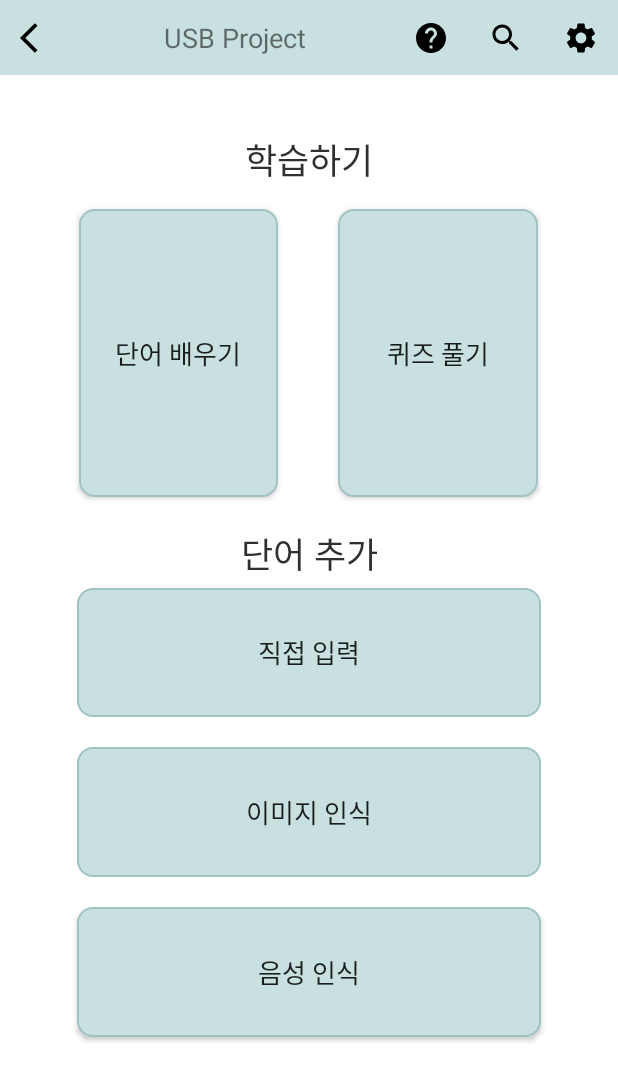
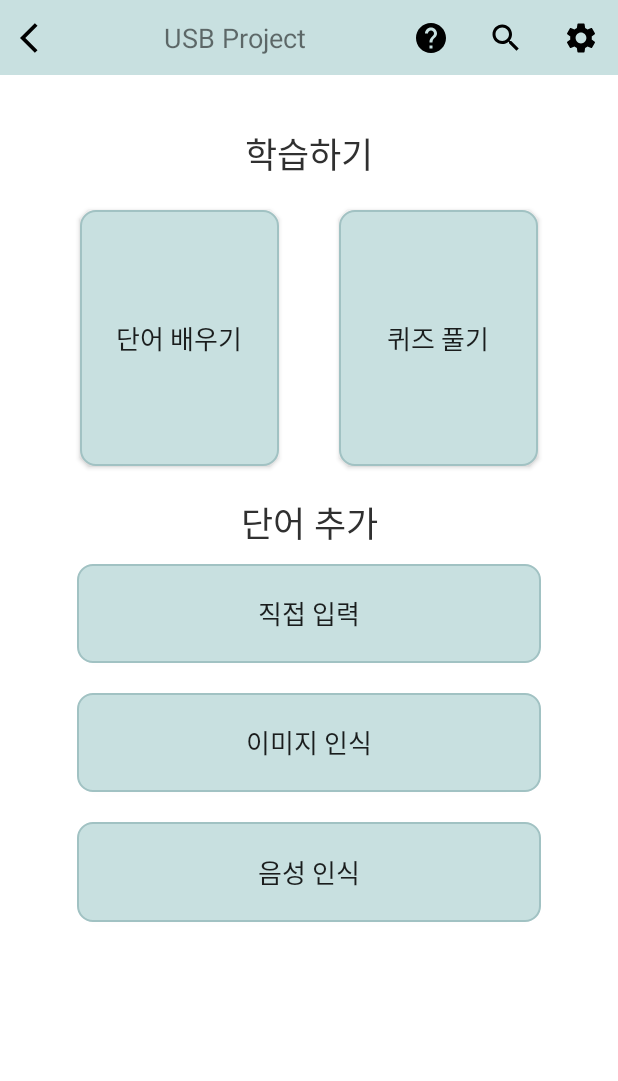
Before and after one commit to jaewon1778/USB, an Android app: the screen it shows after launch (MainActivity), on a phone screen of 412 x 824 dp. Shown: the top 1081 px of the screen. Run offline under Robolectric (Android 15) with nearby library versions, the light colour scheme and no system bars.

Commit message:
출력부 완료, 불편한 부분 수정 완료

```diff
--- a/app/build.gradle
+++ b/app/build.gradle
@@ -35,6 +35,7 @@ dependencies {
     implementation 'androidx.appcompat:appcompat:1.4.2'
     implementation 'com.google.android.material:material:1.6.1'
     implementation 'androidx.constraintlayout:constraintlayout:2.1.4'
+    implementation 'androidx.legacy:legacy-support-v4:1.0.0'
     testImplementation 'junit:junit:4.13.2'
     androidTestImplementation 'androidx.test.ext:junit:1.1.3'
     androidTestImplementation 'androidx.test.espresso:espresso-core:3.4.0'
--- a/app/src/main/java/com/example/usb_java_ui/MainActivity.java
+++ b/app/src/main/java/com/example/usb_java_ui/MainActivity.java
@@ -6,6 +6,7 @@ import android.os.Bundle;
 import android.view.View;
 import android.content.Intent;
 import android.widget.Button;
+import android.widget.TextView;
 
 public class MainActivity extends AppCompatActivity {
 
@@ -13,6 +14,7 @@ public class MainActivity extends AppCompatActivity {
     protected void onCreate(Bundle savedInstanceState) {
         super.onCreate(savedInstanceState);
         setContentView(R.layout.activity_main);
+
 
         Button learning_word = (Button) findViewById(R.id.learning_word);
         learning_word.setOnClickListener(new View.OnClickListener() {
--- a/app/src/main/res/layout/activity_main.xml
+++ b/app/src/main/res/layout/activity_main.xml
@@ -29,12 +29,14 @@
 
 
     <TextView
+        android:id="@+id/txt_study"
         android:layout_width="match_parent"
-        android:layout_height="0dp"
-        android:layout_weight="0.04"
+        android:layout_height="wrap_content"
+
         android:text="@string/study"
         style="@style/txt_title"
         />
+
 
     <LinearLayout
         android:layout_width="match_parent"
@@ -44,11 +46,6 @@
         android:weightSum="1"
         android:gravity="center"
         >
-        <Space
-            android:layout_width="0dp"
-            android:layout_height="match_parent"
-            android:layout_weight="0.1"
-            tools:ignore="NestedWeights" />
         <Button
             android:id="@+id/learning_word"
             android:layout_width="0dp"
@@ -57,7 +54,7 @@
             android:text="@string/learning_word"
             style="@style/btn_study"
             android:background="@drawable/button_study"
-            />
+            tools:ignore="NestedWeights" />
         <Button
             android:id="@+id/quiz"
             android:layout_width="0dp"
@@ -68,18 +65,15 @@
             android:background="@drawable/button_study"
 
             />
-        <Space
-            android:layout_width="0dp"
-            android:layout_height="match_parent"
-            android:layout_weight="0.1"
-            />
+
 
     </LinearLayout>
 
     <TextView
+        android:id="@+id/txt_addWord"
         android:layout_width="match_parent"
-        android:layout_height="0dp"
-        android:layout_weight="0.04"
+        android:layout_height="wrap_content"
+
         android:text="@string/add_word"
         style="@style/txt_title"
         />
@@ -87,7 +81,7 @@
     <LinearLayout
         android:layout_width="match_parent"
         android:layout_height="0dp"
-        android:layout_weight="0.45"
+        android:layout_weight="0.4"
         android:orientation="horizontal"
         android:weightSum="1"
         android:gravity="center"
--- a/app/src/main/res/layout/korean.xml
+++ b/app/src/main/res/layout/korean.xml
@@ -4,7 +4,7 @@
     xmlns:tools="http://schemas.android.com/tools"
     android:layout_width="match_parent"
     android:layout_height="match_parent"
-    tools:context=".Dot_num"
+    tools:context=".Korean"
     android:background="@color/white">
 
     <LinearLayout
@@ -19,6 +19,8 @@
             android:layout_height="wrap_content"
             layout="@layout/header_white"
             />
+
+
 
         <TextView
             android:layout_width="match_parent"
--- a/app/src/main/res/values/colors.xml
+++ b/app/src/main/res/values/colors.xml
@@ -10,4 +10,6 @@
     <color name="main">#C8E0E0</color>
     <color name="dark_main">#A1C2C3</color>
     <color name="dark_gray">#FF303030</color>
+    <color name="light_gray">#F7F7F7</color>
+    <color name="medium_gray">#D9D9D9</color>
 </resources>
--- a/app/src/main/res/values/styles.xml
+++ b/app/src/main/res/values/styles.xml
@@ -40,7 +40,8 @@
 
     <style name="btn_kor" parent="TextAppearance.AppCompat">
         <item name="android:textSize">18sp</item>
-
+        <item name="android:layout_margin">5dp</item>
+        <item name="android:gravity">center</item>
 
 
     </style>
```
Also changed, not shown: app/src/main/AndroidManifest.xml (+30 -2 lines), app/src/main/java/com/example/usb_java_ui/Learning_word.java (+8 -0 lines), app/src/main/res/layout/consonant.xml (+36 -48 lines), app/src/main/res/values/strings.xml (+5 -2 lines).
